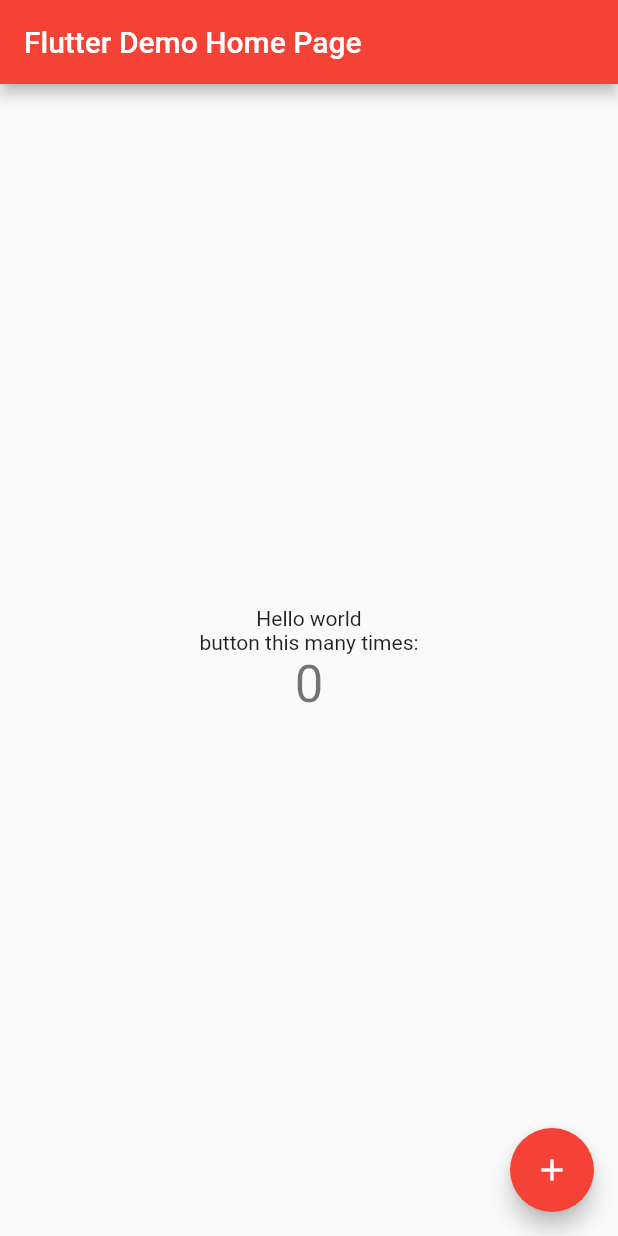
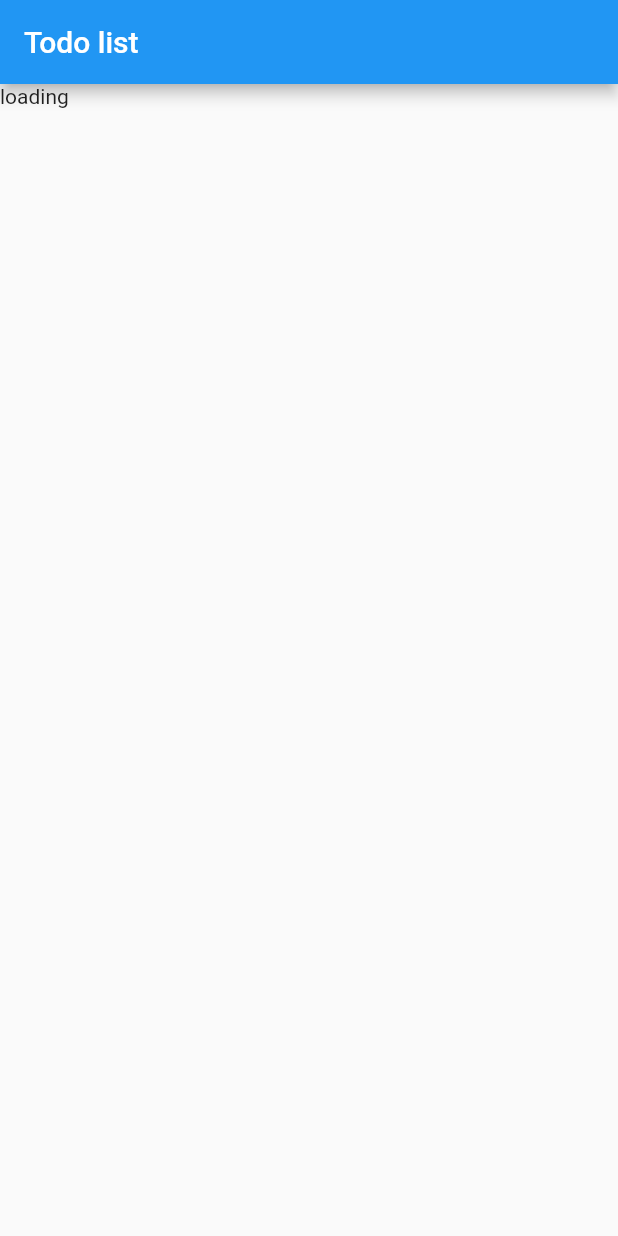
Before and after one commit to makky0620/flutter-demo, a Flutter app: the screen it shows after launch, on a phone screen of 412 x 824 dp. Run offline on Flutter 3.47's test engine with Material 2 defaults, Android fonts, the phone set to English and light mode, and no system bars; our stand-ins replace freezed_annotation, hooks_riverpod.

Commit message:
Implment home view model and add tests

```diff
--- /dev/null
+++ b/lib/infrastructure/repository/task_repository.dart
@@ -0,0 +1,5 @@
+import 'package:flutter_template/model/task.dart';
+
+abstract class TaskRepository {
+  Future<List<Task>> fetchAll();
+}
--- a/lib/main.dart
+++ b/lib/main.dart
@@ -1,71 +1,7 @@
 import 'package:flutter/material.dart';
+import 'package:hooks_riverpod/hooks_riverpod.dart';
+import 'package:flutter_template/view/home_page.dart';
 
 void main() {
-  runApp(const MyApp());
+  runApp(const ProviderScope(child: MaterialApp(home: HomePage())));
 }
-
-class MyApp extends StatelessWidget {
-  const MyApp({super.key});
-
-  // This widget is the root of your application.
-  @override
-  Widget build(BuildContext context) {
-    return MaterialApp(
-      title: 'Flutter Demo',
-      theme: ThemeData(
-        primarySwatch: Colors.red,
-      ),
-      home: const MyHomePage(title: 'Flutter Demo Home Page'),
-    );
-  }
-}
-
-class MyHomePage extends StatefulWidget {
-  const MyHomePage({super.key, required this.title});
-
-  final String title;
-
-  @override
-  State<MyHomePage> createState() => _MyHomePageState();
-}
-
-
-class _MyHomePageState extends State<MyHomePage> {
-  int _counter = 0;
-
-  void _incrementCounter() {
-    setState(() {
-      _counter++;
-    });
-  }
-
-  @override
-  Widget build(BuildContext context) {
-
-    return Scaffold(
-      appBar: AppBar(
-        title: Text(widget.title),
-      ),
-      body: Center(
-        child: Column(
-          mainAxisAlignment: MainAxisAlignment.center,
-          children: <Widget>[
-	    const Text('Hello world'),
-            const Text(
-              'button this many times:',
-            ),
-            Text(
-              '$_counter',
-              style: Theme.of(context).textTheme.headlineMedium,
-            ),
-          ],
-        ),
-      ),
-      floatingActionButton: FloatingActionButton(
-        onPressed: _incrementCounter,
-        tooltip: 'Increment',
-        child: const Icon(Icons.add),
-      ), // This trailing comma makes auto-formatting nicer for build methods.
-    );
-  }
-}
--- /dev/null
+++ b/lib/view/home_page.dart
@@ -0,0 +1,19 @@
+import 'package:flutter/material.dart';
+import 'package:flutter_template/viewmodel/home_view_model.dart';
+import 'package:hooks_riverpod/hooks_riverpod.dart';
+
+class HomePage extends HookConsumerWidget {
+  const HomePage({Key? key}) : super(key: key);
+
+  @override
+  Widget build(BuildContext context, WidgetRef ref) {
+    final state = ref.watch(homeViewModelProvider);
+
+    return Scaffold(
+        appBar: AppBar(title: const Text('Todo list')),
+        body: state.when(
+            data: (data) => const Text('loaded'),
+            error: (e, msg) => const Text('Error'),
+            loading: () => const Text('loading')));
+  }
+}
--- /dev/null
+++ b/lib/viewmodel/home_state.dart
@@ -0,0 +1,9 @@
+import 'package:flutter_template/model/task.dart';
+import 'package:freezed_annotation/freezed_annotation.dart';
+
+part 'home_state.freezed.dart';
+
+@freezed
+class HomeState with _$HomeState {
+  const factory HomeState({@Default([]) List<Task> tasks}) = _HomeState;
+}
--- /dev/null
+++ b/lib/viewmodel/home_view_model.dart
@@ -0,0 +1,23 @@
+import 'package:flutter_template/infrastructure/repository/task_db_repository.dart';
+import 'package:flutter_template/infrastructure/repository/task_repository.dart';
+import 'package:flutter_template/viewmodel/home_state.dart';
+import 'package:hooks_riverpod/hooks_riverpod.dart';
+
+final homeViewModelProvider =
+    StateNotifierProvider.autoDispose<HomeViewModel, AsyncValue<HomeState>>(
+        (ref) => HomeViewModel(ref.read(taskRepositoryProvider)));
+
+class HomeViewModel extends StateNotifier<AsyncValue<HomeState>> {
+  final TaskRepository _taskRepository;
+
+  HomeViewModel(this._taskRepository) : super(const AsyncValue.loading());
+
+  Future<void> load() async {
+    try {
+      final tasks = await _taskRepository.fetchAll();
+      state = AsyncValue.data(HomeState(tasks: tasks));
+    } on Exception catch (err, stack) {
+      state = AsyncValue.error(err, stack);
+    }
+  }
+}
```
Also changed, not shown: lib/infrastructure/repository/task_db_repository.dart (added, +13 -0 lines), lib/model/task.dart (added, +9 -0 lines), pubspec.yaml (+7 -0 lines), lib/model/task.freezed.dart (added), lib/viewmodel/home_state.freezed.dart (added), pubspec.lock, 3 other files.
